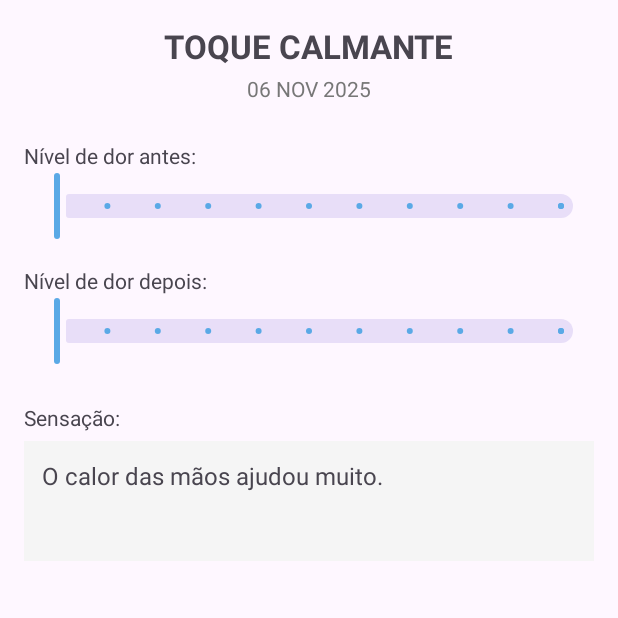
After one commit to Gabriel-kuhn/CuidArtrite, an Android app: the DiarioDetalheActivity screen opened directly, with no data from a screen before it, on a phone screen of 412 x 824 dp, the top half of it. The commit adds this screen. Run offline under Robolectric (Android 15) with nearby library versions, the phone set to English and light mode, and no system bars.

Commit message:
tela de detalhamento do diario de sensação

```diff
--- a/Android/app/src/main/AndroidManifest.xml
+++ b/Android/app/src/main/AndroidManifest.xml
@@ -37,6 +37,7 @@
         <activity android:name=".view.ProgressSensationDetailActivity" />
         <activity android:name=".view.ExerciseListActivity" />
         <activity android:name=".view.PracticingTechiniqueActivity" />
+        <activity android:name=".view.DiarioDetalheActivity" />
 
         <receiver
             android:name=".view.ExerciseNotificationReceiver"
--- a/Android/app/src/main/java/com/example/cuidartrite/constants/ConstantsExtra.kt
+++ b/Android/app/src/main/java/com/example/cuidartrite/constants/ConstantsExtra.kt
@@ -6,5 +6,6 @@ class ConstantsExtra {
         const val EXTRA_USER = "user"
         const val EXTRA_EXERCISE = "exercise"
         const val EXTRA_TECHINIQUE_TYPE_ID = "type_techinique_id"
+        const val EXTRA_DAIRY = "extra_dairy"
     }
 }
--- a/Android/app/src/main/java/com/example/cuidartrite/network/models/HistoricoTecnicaDetalheResponse.kt
+++ b/Android/app/src/main/java/com/example/cuidartrite/network/models/HistoricoTecnicaDetalheResponse.kt
@@ -1,7 +1,10 @@
 package com.example.cuidartrite.network.models
 
+import android.os.Parcelable
 import com.google.gson.annotations.SerializedName
+import kotlinx.parcelize.Parcelize
 
+@Parcelize
 data class HistoricoTecnicaDetalheResponse(
     val id: Int,
     @SerializedName("titulo_tecnica")
@@ -12,4 +15,4 @@ data class HistoricoTecnicaDetalheResponse(
     @SerializedName("nivel_dor_depois")
     val nivelDorDepois: Int,
     val sensacao: String
-)
+) : Parcelable
--- /dev/null
+++ b/Android/app/src/main/java/com/example/cuidartrite/view/DiarioDetalheActivity.kt
@@ -0,0 +1,54 @@
+package com.example.cuidartrite.view
+
+import android.os.Bundle
+import androidx.appcompat.app.AppCompatActivity
+import com.example.cuidartrite.constants.ConstantsExtra.Companion.EXTRA_DAIRY
+import com.example.cuidartrite.databinding.ActivityDiarioDetalheBinding
+import com.example.cuidartrite.network.models.HistoricoTecnicaDetalheResponse
+
+class DiarioDetalheActivity : AppCompatActivity() {
+
+    private lateinit var binding: ActivityDiarioDetalheBinding
+
+    override fun onCreate(savedInstanceState: Bundle?) {
+        super.onCreate(savedInstanceState)
+        binding = ActivityDiarioDetalheBinding.inflate(layoutInflater)
+        setContentView(binding.root)
+
+        val historico = intent.getParcelableExtra<HistoricoTecnicaDetalheResponse>(EXTRA_DAIRY)
+            ?: return
+
+        // Título da técnica
+        binding.tvTitulo.text = historico.tituloTecnica
+
+        // Data formatada
+        binding.tvData.text = formatDate(historico.data)
+
+        // Sliders
+        binding.sliderAntes.value = historico.nivelDorAntes.toFloat()
+        binding.sliderDepois.value = historico.nivelDorDepois.toFloat()
+
+        binding.sliderAntes.isEnabled = false
+        binding.sliderDepois.isEnabled = false
+
+        // Sensação
+        binding.tvSensacao.text = historico.sensacao
+    }
+
+    private fun formatDate(date: String): String {
+        return try {
+            val parts = date.split("-")
+            val dia = parts[2]
+            val mes = parts[1].toInt()
+
+            val nomeMes = arrayOf(
+                "JAN", "FEV", "MAR", "ABR", "MAI", "JUN",
+                "JUL", "AGO", "SET", "OUT", "NOV", "DEZ"
+            )[mes - 1]
+
+            "$dia $nomeMes ${parts[0]}"
+        } catch (e: Exception) {
+            date
+        }
+    }
+}
--- a/Android/app/src/main/java/com/example/cuidartrite/view/ProgressSensationDetailActivity.kt
+++ b/Android/app/src/main/java/com/example/cuidartrite/view/ProgressSensationDetailActivity.kt
@@ -1,10 +1,12 @@
 package com.example.cuidartrite.view
 
+import android.content.Intent
 import android.os.Bundle
 import android.util.Log
 import androidx.appcompat.app.AppCompatActivity
 import androidx.lifecycle.lifecycleScope
 import androidx.recyclerview.widget.LinearLayoutManager
+import com.example.cuidartrite.constants.ConstantsExtra.Companion.EXTRA_DAIRY
 import com.example.cuidartrite.constants.ConstantsExtra.Companion.EXTRA_EXERCISE
 import com.example.cuidartrite.constants.ConstantsExtra.Companion.EXTRA_USER
 import com.example.cuidartrite.databinding.ActivityProgressAndSensationDiaryBinding
@@ -70,7 +72,11 @@ class ProgressSensationDetailActivity : AppCompatActivity() {
 
                 Log.d("ProgressSensationDetailActivity", response.toString())
 
-                val adapter = ProgressHistoryAdapter(response)
+                val adapter = ProgressHistoryAdapter(response) { item ->
+                    val intent = Intent(this@ProgressSensationDetailActivity, DiarioDetalheActivity::class.java)
+                    intent.putExtra(EXTRA_DAIRY, item)
+                    startActivity(intent)
+                }
                 binding.recyclerTabela.layoutManager = LinearLayoutManager(this@ProgressSensationDetailActivity)
                 binding.recyclerTabela.adapter = adapter
 
--- a/Android/app/src/main/java/com/example/cuidartrite/view/adapter/ProgressHistoryAdapter.kt
+++ b/Android/app/src/main/java/com/example/cuidartrite/view/adapter/ProgressHistoryAdapter.kt
@@ -8,15 +8,15 @@ import com.example.cuidartrite.databinding.ProgressHistoryItemBinding
 import com.example.cuidartrite.network.models.HistoricoTecnicaDetalheResponse
 
 class ProgressHistoryAdapter(
-    private val items: List<HistoricoTecnicaDetalheResponse>
+    private val items: List<HistoricoTecnicaDetalheResponse>,
+    private val onItemClick: (HistoricoTecnicaDetalheResponse) -> Unit
 ) : RecyclerView.Adapter<ProgressHistoryAdapter.ViewHolder>() {
 
-    class ViewHolder(val binding: ProgressHistoryItemBinding)
-        : RecyclerView.ViewHolder(binding.root) {
+    class ViewHolder(val binding: ProgressHistoryItemBinding) :
+        RecyclerView.ViewHolder(binding.root) {
 
         fun bind(item: HistoricoTecnicaDetalheResponse) {
             binding.tvUltimaVez.text = item.data ?: "--"
-            //binding.btnDetalhes.text = item.sensacao
         }
     }
 
@@ -30,14 +30,19 @@ class ProgressHistoryAdapter(
     }
 
     override fun onBindViewHolder(holder: ViewHolder, position: Int) {
+        val item = items[position]
+        holder.bind(item)
+
         val context = holder.binding.root.context
         val color = if (position % 2 == 0)
             context.getColor(R.color.white)
         else
             context.getColor(R.color.grey)
-
         holder.binding.root.setBackgroundColor(color)
 
+        holder.binding.btnDetalhes.setOnClickListener {
+            onItemClick(item)
+        }
     }
 
     override fun getItemCount() = items.size
--- /dev/null
+++ b/Android/app/src/main/res/layout/activity_diario_detalhe.xml
@@ -0,0 +1,96 @@
+<?xml version="1.0" encoding="utf-8"?>
+<ScrollView xmlns:android="http://schemas.android.com/apk/res/android"
+    xmlns:app="http://schemas.android.com/apk/res-auto"
+    android:layout_width="match_parent"
+    android:layout_height="match_parent"
+    android:padding="16dp">
+
+    <LinearLayout
+        android:layout_width="match_parent"
+        android:layout_height="wrap_content"
+        android:orientation="vertical">
+
+        <!-- Título -->
+        <TextView
+            android:id="@+id/tvTitulo"
+            android:layout_width="wrap_content"
+            android:layout_height="wrap_content"
+            android:text="TOQUE CALMANTE"
+            android:textSize="22sp"
+            android:textStyle="bold"
+            android:layout_gravity="center" />
+
+        <!-- Data -->
+        <TextView
+            android:id="@+id/tvData"
+            android:layout_width="wrap_content"
+            android:layout_height="wrap_content"
+            android:text="06 NOV 2025"
+            android:textSize="14sp"
+            android:textColor="#777"
+            android:layout_marginTop="4dp"
+            android:layout_gravity="center" />
+
+        <!-- Slider Antes -->
+        <TextView
+            android:layout_width="wrap_content"
+            android:layout_height="wrap_content"
+            android:text="Nível de dor antes:"
+            android:layout_marginTop="25dp" />
+
+        <com.google.android.material.slider.Slider
+            android:id="@+id/sliderAntes"
+            android:clickable="false"
+            android:layout_width="match_parent"
+            android:layout_height="wrap_content"
+            android:valueFrom="0"
+            android:valueTo="10"
+            android:stepSize="1"
+            app:haloRadius="16dp"
+            app:thumbRadius="12dp"
+            app:trackThickness="6dp"
+            app:labelBehavior="gone" />
+
+        <!-- Slider Depois -->
+        <TextView
+            android:layout_width="wrap_content"
+            android:layout_height="wrap_content"
+            android:text="Nível de dor depois:"
+            android:layout_marginTop="16dp" />
+
+        <!-- Slider do nível de dor -->
+        <com.google.android.material.slider.Slider
+            android:id="@+id/sliderDepois"
+            android:clickable="false"
+            android:layout_width="match_parent"
+            android:layout_height="wrap_content"
+            android:valueFrom="0"
+            android:valueTo="10"
+            android:stepSize="1"
+            app:haloRadius="16dp"
+            app:thumbRadius="12dp"
+            app:trackThickness="6dp"
+            app:labelBehavior="gone" />
+
+        <!-- Sensação -->
+        <TextView
+            android:layout_width="wrap_content"
+            android:layout_height="wrap_content"
+            android:text="Sensação:"
+            android:layout_marginTop="24dp" />
+
+        <TextView
+            android:id="@+id/tvSensacao"
+            android:layout_width="match_parent"
+            android:layout_height="wrap_content"
+            android:background="#F5F5F5"
+            android:padding="12dp"
+            android:text="O calor das mãos ajudou muito."
+            android:textSize="16sp"
+            android:layout_marginTop="6dp"
+            android:layout_marginBottom="20dp"
+            android:minHeight="80dp" />
+
+    </LinearLayout>
+
+</ScrollView>
```
